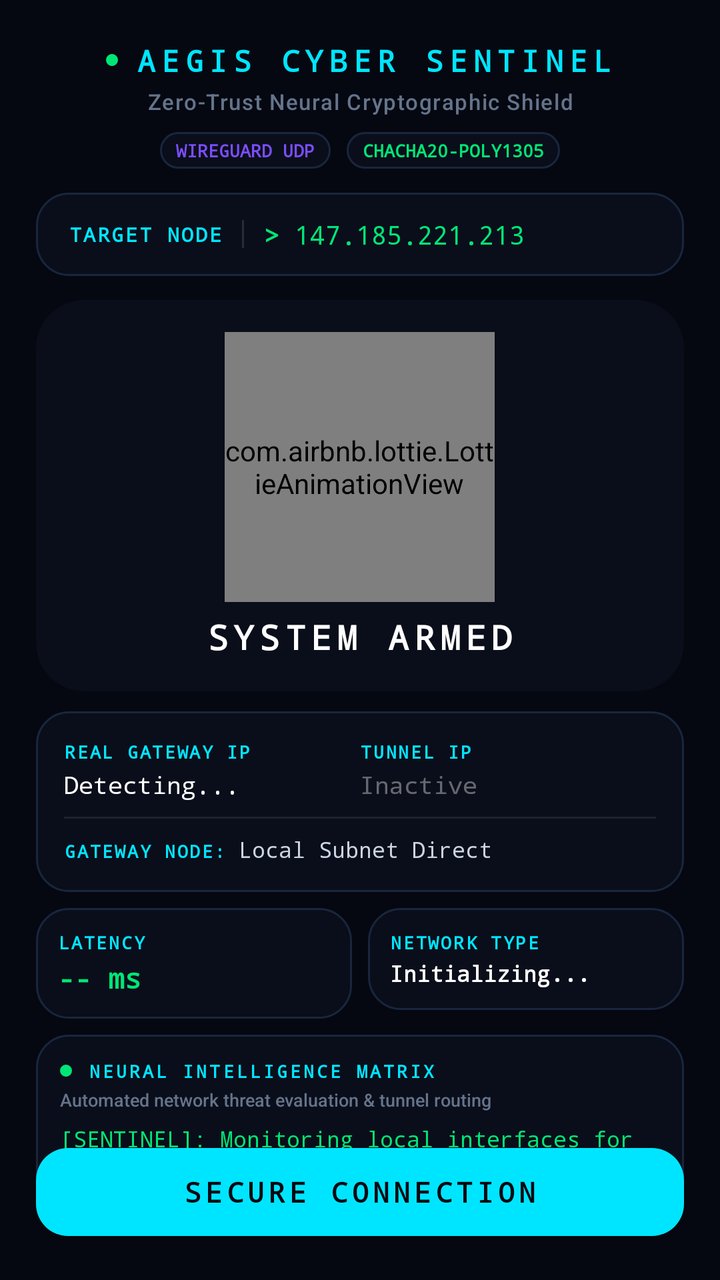
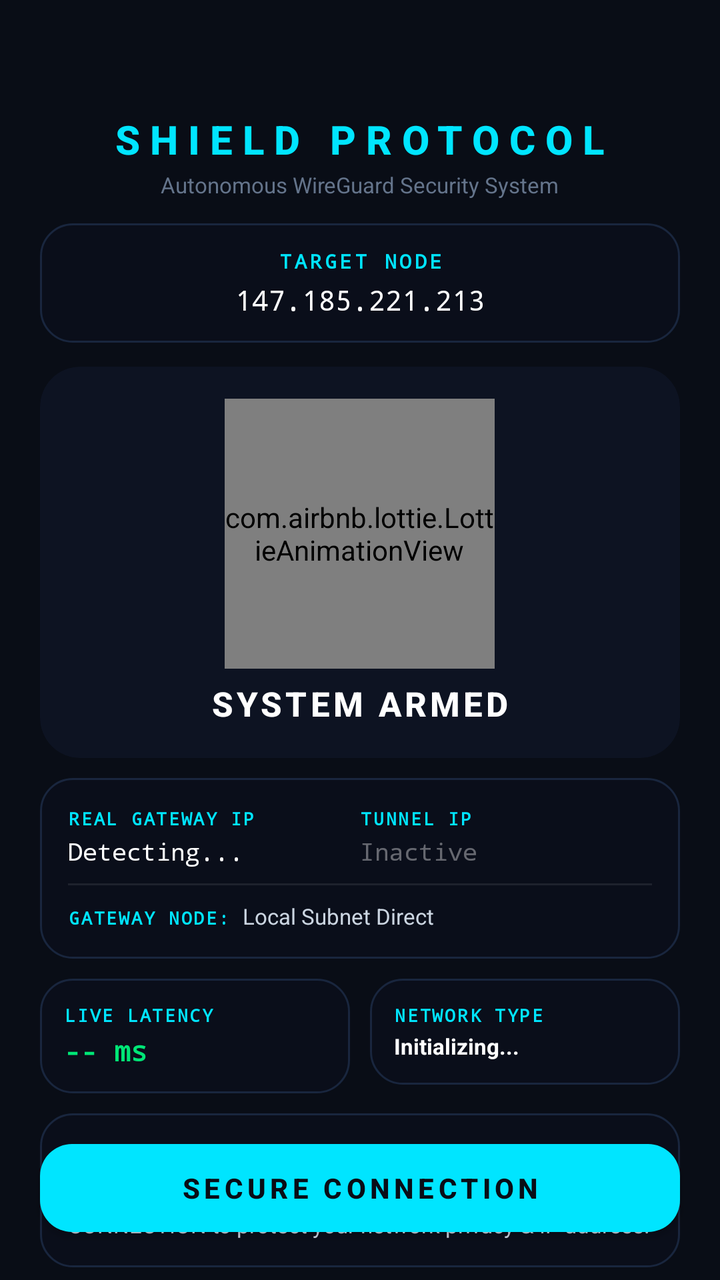

An Android layout rendered at two revisions. The XML below is the earlier revision; the diff shows what the commit changed to produce the second picture.
<!-- AndroidManifest.xml: application theme Theme.Vpn -->
<!-- res/layout/activity_main.xml -->
<?xml version="1.0" encoding="utf-8"?>
<androidx.constraintlayout.widget.ConstraintLayout xmlns:android="http://schemas.android.com/apk/res/android"
    xmlns:app="http://schemas.android.com/apk/res-auto"
    xmlns:tools="http://schemas.android.com/tools"
    android:layout_width="match_parent"
    android:layout_height="match_parent"
    android:background="#050811"
    tools:context=".MainActivity">

    
    <LinearLayout
        android:id="@+id/header"
        android:layout_width="match_parent"
        android:layout_height="wrap_content"
        android:layout_marginTop="20dp"
        android:orientation="vertical"
        android:gravity="center_horizontal"
        app:layout_constraintTop_toTopOf="parent">

        <LinearLayout
            android:layout_width="wrap_content"
            android:layout_height="wrap_content"
            android:gravity="center_vertical"
            android:orientation="horizontal">

            <View
                android:layout_width="6dp"
                android:layout_height="6dp"
                android:background="@drawable/bg_green_dot" />

            <TextView
                android:layout_width="wrap_content"
                android:layout_height="wrap_content"
                android:layout_marginStart="8dp"
                android:text="AEGIS CYBER SENTINEL"
                android:textColor="#00E5FF"
                android:textSize="15sp"
                android:fontFamily="monospace"
                android:letterSpacing="0.2"
                android:textStyle="bold"/>
        </LinearLayout>

        <TextView
            android:layout_width="wrap_content"
            android:layout_height="wrap_content"
            android:layout_marginTop="3dp"
            android:gravity="center"
            android:text="Zero-Trust Neural Cryptographic Shield"
            android:textColor="#64748B"
            android:textSize="11sp"
            android:letterSpacing="0.05"
            android:fontFamily="sans-serif-medium"/>

        
        <LinearLayout
            android:layout_width="wrap_content"
            android:layout_height="wrap_content"
            android:layout_marginTop="8dp"
            android:orientation="horizontal"
            android:gravity="center">

            <TextView
                android:layout_width="wrap_content"
                android:layout_height="wrap_content"
                android:background="@drawable/bg_metric_card"
                android:paddingHorizontal="8dp"
                android:paddingVertical="3dp"
                android:text="WIREGUARD UDP"
                android:textColor="#7C4DFF"
                android:fontFamily="monospace"
                android:textSize="9sp"
                android:textStyle="bold"/>

            <TextView
                android:layout_width="wrap_content"
                android:layout_height="wrap_content"
                android:layout_marginStart="8dp"
                android:background="@drawable/bg_metric_card"
                android:paddingHorizontal="8dp"
                android:paddingVertical="3dp"
                android:text="CHACHA20-POLY1305"
                android:textColor="#00E676"
                android:fontFamily="monospace"
                android:textSize="9sp"
                android:textStyle="bold"/>
        </LinearLayout>
    </LinearLayout>

    
    <LinearLayout
        android:id="@+id/serverConfigLayout"
        android:layout_width="match_parent"
        android:layout_height="wrap_content"
        android:layout_marginHorizontal="18dp"
        android:layout_marginTop="12dp"
        android:background="@drawable/bg_metric_card"
        android:orientation="horizontal"
        android:paddingHorizontal="16dp"
        android:paddingVertical="12dp"
        android:gravity="center_vertical"
        android:clickable="true"
        android:focusable="true"
        app:layout_constraintTop_toBottomOf="@id/header">

        <TextView
            android:layout_width="wrap_content"
            android:layout_height="wrap_content"
            android:text="TARGET NODE"
            android:textColor="#00E5FF"
            android:textSize="10sp"
            android:fontFamily="monospace"
            android:letterSpacing="0.1"
            android:textStyle="bold" />

        <View
            android:layout_width="1dp"
            android:layout_height="14dp"
            android:layout_marginHorizontal="10dp"
            android:background="#20FFFFFF" />

        <TextView
            android:layout_width="wrap_content"
            android:layout_height="wrap_content"
            android:text="> "
            android:textColor="#00E676"
            android:textSize="13sp"
            android:fontFamily="monospace"
            android:textStyle="bold"/>

        <EditText
            android:id="@+id/etServerIp"
            android:layout_width="0dp"
            android:layout_height="wrap_content"
            android:layout_weight="1"
            android:background="@null"
            android:hint="147.185.221.213"
            android:textColorHint="#40FFFFFF"
            android:textColor="#00E676"
            android:textSize="13sp"
            android:fontFamily="monospace"
            android:inputType="textNoSuggestions"
            android:focusable="true"
            android:focusableInTouchMode="true"
            android:enabled="true"
            android:cursorVisible="true"
            android:text="147.185.221.213" />
    </LinearLayout>

    
    <androidx.cardview.widget.CardView
        android:id="@+id/statusCard"
        android:layout_width="match_parent"
        android:layout_height="wrap_content"
        android:layout_marginHorizontal="18dp"
        android:layout_marginTop="12dp"
        app:cardBackgroundColor="#090E1A"
        app:cardCornerRadius="24dp"
        app:cardElevation="0dp"
        app:layout_constraintTop_toBottomOf="@id/serverConfigLayout">

        <LinearLayout
            android:layout_width="match_parent"
            android:layout_height="wrap_content"
            android:orientation="vertical"
            android:padding="16dp"
            android:gravity="center">

            <com.airbnb.lottie.LottieAnimationView
                android:id="@+id/lottieScan"
                android:layout_width="135dp"
                android:layout_height="135dp"
                app:lottie_rawRes="@raw/scanning"
                app:lottie_autoPlay="true"
                app:lottie_loop="true"
                app:lottie_renderMode="hardware" />

            <TextView
                android:id="@+id/tvStatus"
                android:layout_width="wrap_content"
                android:layout_height="wrap_content"
                android:layout_marginTop="6dp"
                android:text="SYSTEM ARMED"
                android:textColor="#FFFFFF"
                android:textSize="17sp"
                android:fontFamily="monospace"
                android:letterSpacing="0.15"
                android:textStyle="bold" />

            <TextView
                android:id="@+id/tvTimer"
                android:layout_width="wrap_content"
                android:layout_height="wrap_content"
                android:layout_marginTop="4dp"
                android:text="00:00:00"
                android:textColor="#00E5FF"
                android:textSize="13sp"
                android:fontFamily="monospace"
                android:letterSpacing="0.1"
                android:visibility="gone" />
        </LinearLayout>
    </androidx.cardview.widget.CardView>

    
    <LinearLayout
        android:id="@+id/ipInfoSection"
        android:layout_width="match_parent"
        android:layout_height="wrap_content"
        android:layout_marginHorizontal="18dp"
        android:layout_marginTop="10dp"
        android:background="@drawable/bg_metric_card"
        android:orientation="vertical"
        android:padding="14dp"
        app:layout_constraintTop_toBottomOf="@id/statusCard">

        <LinearLayout
            android:layout_width="match_parent"
            android:layout_height="wrap_content"
            android:orientation="horizontal"
            android:weightSum="2">

            <LinearLayout
                android:layout_width="0dp"
                android:layout_height="wrap_content"
                android:layout_weight="1"
                android:orientation="vertical">
                <TextView
                    android:layout_width="wrap_content"
                    android:layout_height="wrap_content"
                    android:text="REAL GATEWAY IP"
                    android:textColor="#00E5FF"
                    android:textSize="9sp"
                    android:fontFamily="monospace"
                    android:letterSpacing="0.1"
                    android:textStyle="bold" />
                <TextView
                    android:id="@+id/tvRealIp"
                    android:layout_width="wrap_content"
                    android:layout_height="wrap_content"
                    android:layout_marginTop="2dp"
                    android:text="Detecting..."
                    android:textColor="#FFFFFF"
                    android:fontFamily="monospace"
                    android:textSize="12sp" />
            </LinearLayout>

            <LinearLayout
                android:layout_width="0dp"
                android:layout_height="wrap_content"
                android:layout_weight="1"
                android:orientation="vertical">
                <TextView
                    android:layout_width="wrap_content"
                    android:layout_height="wrap_content"
                    android:text="TUNNEL IP"
                    android:textColor="#00E5FF"
                    android:textSize="9sp"
                    android:fontFamily="monospace"
                    android:letterSpacing="0.1"
                    android:textStyle="bold" />
                <TextView
                    android:id="@+id/tvVpnIp"
                    android:layout_width="wrap_content"
                    android:layout_height="wrap_content"
                    android:layout_marginTop="2dp"
                    android:text="Inactive"
                    android:fontFamily="monospace"
                    android:textColor="#60FFFFFF"
                    android:textSize="12sp" />
            </LinearLayout>
        </LinearLayout>

        <View
            android:layout_width="match_parent"
            android:layout_height="1dp"
            android:background="#15FFFFFF"
            android:layout_marginVertical="8dp" />

        <LinearLayout
            android:layout_width="match_parent"
            android:layout_height="wrap_content"
            android:orientation="horizontal">
            <TextView
                android:layout_width="wrap_content"
                android:layout_height="wrap_content"
                android:text="GATEWAY NODE: "
                android:textColor="#00E5FF"
                android:textSize="9sp"
                android:fontFamily="monospace"
                android:letterSpacing="0.1"
                android:textStyle="bold" />
            <TextView
                android:id="@+id/tvLocation"
                android:layout_width="wrap_content"
                android:layout_height="wrap_content"
                android:text="Local Subnet Direct"
                android:textColor="#CBD5E1"
                android:fontFamily="monospace"
                android:textSize="11sp" />
        </LinearLayout>
    </LinearLayout>

    
    <LinearLayout
        android:id="@+id/metricsMatrix"
        android:layout_width="match_parent"
        android:layout_height="wrap_content"
        android:layout_marginHorizontal="18dp"
        android:layout_marginTop="8dp"
        android:orientation="horizontal"
        app:layout_constraintTop_toBottomOf="@id/ipInfoSection">

        <LinearLayout
            android:layout_width="0dp"
            android:layout_height="wrap_content"
            android:layout_weight="1"
            android:layout_marginEnd="4dp"
            android:background="@drawable/bg_metric_card"
            android:orientation="vertical"
            android:padding="11dp">
            <TextView
                android:layout_width="wrap_content"
                android:layout_height="wrap_content"
                android:text="LATENCY"
                android:textColor="#00E5FF"
                android:textSize="9sp"
                android:fontFamily="monospace"
                android:letterSpacing="0.1"
                android:textStyle="bold"/>
            <TextView
                android:id="@+id/tvPingVal"
                android:layout_width="wrap_content"
                android:layout_height="wrap_content"
                android:layout_marginTop="2dp"
                android:text="-- ms"
                android:textColor="#00E676"
                android:fontFamily="monospace"
                android:textSize="14sp"
                android:textStyle="bold"/>
        </LinearLayout>

        <LinearLayout
            android:layout_width="0dp"
            android:layout_height="wrap_content"
            android:layout_weight="1"
            android:layout_marginStart="4dp"
            android:background="@drawable/bg_metric_card"
            android:orientation="vertical"
            android:padding="11dp">
            <TextView
                android:layout_width="wrap_content"
                android:layout_height="wrap_content"
                android:text="NETWORK TYPE"
                android:textColor="#00E5FF"
                android:textSize="9sp"
                android:fontFamily="monospace"
                android:letterSpacing="0.1"
                android:textStyle="bold"/>
            <TextView
                android:id="@+id/tvNetworkVal"
                android:layout_width="match_parent"
                android:layout_height="wrap_content"
                android:layout_marginTop="2dp"
                android:text="Initializing..."
                android:textColor="#FFFFFF"
                android:fontFamily="monospace"
                android:textSize="11sp"
                android:maxLines="1"
                android:ellipsize="end"
                android:textStyle="bold"/>
        </LinearLayout>
    </LinearLayout>

    
    <LinearLayout
        android:id="@+id/aiConsole"
        android:layout_width="match_parent"
        android:layout_height="wrap_content"
        android:layout_marginHorizontal="18dp"
        android:layout_marginTop="8dp"
        android:background="@drawable/bg_metric_card"
        android:orientation="vertical"
        android:padding="12dp"
        app:layout_constraintTop_toBottomOf="@id/metricsMatrix">

        <LinearLayout
            android:layout_width="match_parent"
            android:layout_height="wrap_content"
            android:gravity="center_vertical"
            android:orientation="horizontal">

            <View
                android:layout_width="6dp"
                android:layout_height="6dp"
                android:background="@drawable/bg_green_dot" />

            <TextView
                android:layout_width="wrap_content"
                android:layout_height="wrap_content"
                android:layout_marginStart="8dp"
                android:text="NEURAL INTELLIGENCE MATRIX"
                android:textColor="#00E5FF"
                android:textSize="9sp"
                android:fontFamily="monospace"
                android:letterSpacing="0.15"
                android:textStyle="bold" />
        </LinearLayout>

        <TextView
            android:layout_width="wrap_content"
            android:layout_height="wrap_content"
            android:layout_marginTop="2dp"
            android:text="Automated network threat evaluation &amp; tunnel routing"
            android:textColor="#64748B"
            android:textSize="9sp"
            android:fontFamily="sans-serif-medium" />

        <TextView
            android:id="@+id/tvAiReason"
            android:layout_width="match_parent"
            android:layout_height="wrap_content"
            android:layout_marginTop="6dp"
            android:text="[SENTINEL]: Monitoring local interfaces for transport vulnerabilities..."
            android:textColor="#00E676"
            android:fontFamily="monospace"
            android:textSize="11sp"
            android:lineSpacingExtra="2dp" />
    </LinearLayout>

    
    <com.google.android.material.button.MaterialButton
        android:id="@+id/btnToggleVpn"
        android:layout_width="match_parent"
        android:layout_height="56dp"
        android:layout_marginHorizontal="18dp"
        android:layout_marginBottom="16dp"
        android:text="SECURE CONNECTION"
        android:textColor="#050811"
        android:textSize="14sp"
        android:fontFamily="monospace"
        android:textStyle="bold"
        android:letterSpacing="0.15"
        app:backgroundTint="#00E5FF"
        app:cornerRadius="16dp"
        app:elevation="4dp"
        app:rippleColor="#4DFFFFFF"
        app:layout_constraintBottom_toBottomOf="parent" />

</androidx.constraintlayout.widget.ConstraintLayout>
<!-- resources referenced by this layout -->
<resources>
  <!-- drawable bg_green_dot (drawable) -->
  <?xml version="1.0" encoding="utf-8"?>
  <shape xmlns:android="http://schemas.android.com/apk/res/android"
      android:shape="oval">
      <solid android:color="#00E676" />
      <size android:width="8dp" android:height="8dp"/>
  </shape>
  <!-- drawable bg_metric_card (drawable) -->
  <?xml version="1.0" encoding="utf-8"?>
  <shape xmlns:android="http://schemas.android.com/apk/res/android"
      android:shape="rectangle">
      <solid android:color="#0A0E1A" />
      <corners android:radius="16dp" />
      <stroke
          android:width="1dp"
          android:color="#19263E" />
  </shape>
  <style name="Theme.Vpn" parent="Theme.MaterialComponents.DayNight.DarkActionBar">
          
          <item name="colorPrimary">@color/purple_500</item>
          <item name="colorPrimaryVariant">@color/purple_700</item>
          <item name="colorOnPrimary">@color/white</item>
          
          <item name="colorSecondary">@color/teal_200</item>
          <item name="colorSecondaryVariant">@color/teal_700</item>
          <item name="colorOnSecondary">@color/black</item>
          
          <item name="android:statusBarColor">?attr/colorPrimaryVariant</item>
          
      </style>
  <color name="purple_500">#FF6200EE</color>
  <color name="purple_700">#FF3700B3</color>
  <color name="white">#FFFFFFFF</color>
  <color name="teal_200">#FF03DAC5</color>
  <color name="teal_700">#FF018786</color>
  <color name="black">#FF000000</color>
</resources>

<!-- the commit's change to res/layout/activity_main.xml (unified diff, before → after) -->
@@ -4,7 +4,7 @@
     xmlns:tools="http://schemas.android.com/tools"
     android:layout_width="match_parent"
     android:layout_height="match_parent"
-    android:background="#050811"
+    android:background="#090D16"
     tools:context=".MainActivity">
 
     
@@ -12,78 +12,31 @@
         android:id="@+id/header"
         android:layout_width="match_parent"
         android:layout_height="wrap_content"
-        android:layout_marginTop="20dp"
+        android:layout_marginTop="56dp"
         android:orientation="vertical"
         android:gravity="center_horizontal"
         app:layout_constraintTop_toTopOf="parent">
 
-        <LinearLayout
-            android:layout_width="wrap_content"
-            android:layout_height="wrap_content"
-            android:gravity="center_vertical"
-            android:orientation="horizontal">
-
-            <View
-                android:layout_width="6dp"
-                android:layout_height="6dp"
-                android:background="@drawable/bg_green_dot" />
-
-            <TextView
-                android:layout_width="wrap_content"
-                android:layout_height="wrap_content"
-                android:layout_marginStart="8dp"
-                android:text="AEGIS CYBER SENTINEL"
-                android:textColor="#00E5FF"
-                android:textSize="15sp"
-                android:fontFamily="monospace"
-                android:letterSpacing="0.2"
-                android:textStyle="bold"/>
-        </LinearLayout>
-
         <TextView
             android:layout_width="wrap_content"
             android:layout_height="wrap_content"
-            android:layout_marginTop="3dp"
             android:gravity="center"
-            android:text="Zero-Trust Neural Cryptographic Shield"
+            android:text="SHIELD PROTOCOL"
+            android:textColor="#00E5FF"
+            android:textSize="20sp"
+            android:letterSpacing="0.25"
+            android:fontFamily="sans-serif-medium"
+            android:textStyle="bold"/>
+
+        <TextView
+            android:layout_width="wrap_content"
+            android:layout_height="wrap_content"
+            android:layout_marginTop="2dp"
+            android:gravity="center"
+            android:text="Autonomous WireGuard Security System"
             android:textColor="#64748B"
             android:textSize="11sp"
-            android:letterSpacing="0.05"
-            android:fontFamily="sans-serif-medium"/>
-
-        
-        <LinearLayout
-            android:layout_width="wrap_content"
-            android:layout_height="wrap_content"
-            android:layout_marginTop="8dp"
-            android:orientation="horizontal"
-            android:gravity="center">
-
-            <TextView
-                android:layout_width="wrap_content"
-                android:layout_height="wrap_content"
-                android:background="@drawable/bg_metric_card"
-                android:paddingHorizontal="8dp"
-                android:paddingVertical="3dp"
-                android:text="WIREGUARD UDP"
-                android:textColor="#7C4DFF"
-                android:fontFamily="monospace"
-                android:textSize="9sp"
-                android:textStyle="bold"/>
-
-            <TextView
-                android:layout_width="wrap_content"
-                android:layout_height="wrap_content"
-                android:layout_marginStart="8dp"
-                android:background="@drawable/bg_metric_card"
-                android:paddingHorizontal="8dp"
-                android:paddingVertical="3dp"
-                android:text="CHACHA20-POLY1305"
-                android:textColor="#00E676"
-                android:fontFamily="monospace"
-                android:textSize="9sp"
-                android:textStyle="bold"/>
-        </LinearLayout>
+            android:fontFamily="sans-serif"/>
     </LinearLayout>
 
     
@@ -91,58 +44,39 @@
         android:id="@+id/serverConfigLayout"
         android:layout_width="match_parent"
         android:layout_height="wrap_content"
-        android:layout_marginHorizontal="18dp"
+        android:layout_marginHorizontal="20dp"
         android:layout_marginTop="12dp"
         android:background="@drawable/bg_metric_card"
-        android:orientation="horizontal"
+        android:orientation="vertical"
         android:paddingHorizontal="16dp"
         android:paddingVertical="12dp"
-        android:gravity="center_vertical"
-        android:clickable="true"
-        android:focusable="true"
+        android:gravity="center"
         app:layout_constraintTop_toBottomOf="@id/header">
 
         <TextView
             android:layout_width="wrap_content"
             android:layout_height="wrap_content"
+            android:gravity="center"
             android:text="TARGET NODE"
             android:textColor="#00E5FF"
             android:textSize="10sp"
             android:fontFamily="monospace"
-            android:letterSpacing="0.1"
+            android:letterSpacing="0.15"
             android:textStyle="bold" />
-
-        <View
-            android:layout_width="1dp"
-            android:layout_height="14dp"
-            android:layout_marginHorizontal="10dp"
-            android:background="#20FFFFFF" />
-
-        <TextView
-            android:layout_width="wrap_content"
-            android:layout_height="wrap_content"
-            android:text="> "
-            android:textColor="#00E676"
-            android:textSize="13sp"
-            android:fontFamily="monospace"
-            android:textStyle="bold"/>
 
         <EditText
             android:id="@+id/etServerIp"
-            android:layout_width="0dp"
-            android:layout_height="wrap_content"
-            android:layout_weight="1"
+            android:layout_width="wrap_content"
+            android:layout_height="wrap_content"
+            android:layout_marginTop="3dp"
             android:background="@null"
+            android:gravity="center"
             android:hint="147.185.221.213"
             android:textColorHint="#40FFFFFF"
-            android:textColor="#00E676"
-            android:textSize="13sp"
+            android:textColor="#FFFFFF"
+            android:textSize="14sp"
             android:fontFamily="monospace"
             android:inputType="textNoSuggestions"
-            android:focusable="true"
-            android:focusableInTouchMode="true"
-            android:enabled="true"
-            android:cursorVisible="true"
             android:text="147.185.221.213" />
     </LinearLayout>
 
@@ -151,10 +85,10 @@
         android:id="@+id/statusCard"
         android:layout_width="match_parent"
         android:layout_height="wrap_content"
-        android:layout_marginHorizontal="18dp"
+        android:layout_marginHorizontal="20dp"
         android:layout_marginTop="12dp"
-        app:cardBackgroundColor="#090E1A"
-        app:cardCornerRadius="24dp"
+        app:cardBackgroundColor="#0D1322"
+        app:cardCornerRadius="20dp"
         app:cardElevation="0dp"
         app:layout_constraintTop_toBottomOf="@id/serverConfigLayout">
 
@@ -182,8 +116,8 @@
                 android:text="SYSTEM ARMED"
                 android:textColor="#FFFFFF"
                 android:textSize="17sp"
-                android:fontFamily="monospace"
-                android:letterSpacing="0.15"
+                android:letterSpacing="0.1"
+                android:fontFamily="sans-serif-medium"
                 android:textStyle="bold" />
 
             <TextView
@@ -205,7 +139,7 @@
         android:id="@+id/ipInfoSection"
         android:layout_width="match_parent"
         android:layout_height="wrap_content"
-        android:layout_marginHorizontal="18dp"
+        android:layout_marginHorizontal="20dp"
         android:layout_marginTop="10dp"
         android:background="@drawable/bg_metric_card"
         android:orientation="vertical"
@@ -294,7 +228,6 @@
                 android:layout_height="wrap_content"
                 android:text="Local Subnet Direct"
                 android:textColor="#CBD5E1"
-                android:fontFamily="monospace"
                 android:textSize="11sp" />
         </LinearLayout>
     </LinearLayout>
@@ -304,8 +237,8 @@
         android:id="@+id/metricsMatrix"
         android:layout_width="match_parent"
         android:layout_height="wrap_content"
-        android:layout_marginHorizontal="18dp"
-        android:layout_marginTop="8dp"
+        android:layout_marginHorizontal="20dp"
+        android:layout_marginTop="10dp"
         android:orientation="horizontal"
         app:layout_constraintTop_toBottomOf="@id/ipInfoSection">
 
@@ -313,14 +246,14 @@
             android:layout_width="0dp"
             android:layout_height="wrap_content"
             android:layout_weight="1"
-            android:layout_marginEnd="4dp"
+            android:layout_marginEnd="5dp"
             android:background="@drawable/bg_metric_card"
             android:orientation="vertical"
-            android:padding="11dp">
-            <TextView
-                android:layout_width="wrap_content"
-                android:layout_height="wrap_content"
-                android:text="LATENCY"
+            android:padding="12dp">
+            <TextView
+                android:layout_width="wrap_content"
+                android:layout_height="wrap_content"
+                android:text="LIVE LATENCY"
                 android:textColor="#00E5FF"
                 android:textSize="9sp"
                 android:fontFamily="monospace"
@@ -342,10 +275,10 @@
             android:layout_width="0dp"
             android:layout_height="wrap_content"
             android:layout_weight="1"
-            android:layout_marginStart="4dp"
+            android:layout_marginStart="5dp"
             android:background="@drawable/bg_metric_card"
             android:orientation="vertical"
-            android:padding="11dp">
+            android:padding="12dp">
             <TextView
                 android:layout_width="wrap_content"
                 android:layout_height="wrap_content"
@@ -362,7 +295,6 @@
                 android:layout_marginTop="2dp"
                 android:text="Initializing..."
                 android:textColor="#FFFFFF"
-                android:fontFamily="monospace"
                 android:textSize="11sp"
                 android:maxLines="1"
                 android:ellipsize="end"
@@ -375,11 +307,11 @@
         android:id="@+id/aiConsole"
         android:layout_width="match_parent"
         android:layout_height="wrap_content"
-        android:layout_marginHorizontal="18dp"
-        android:layout_marginTop="8dp"
+        android:layout_marginHorizontal="20dp"
+        android:layout_marginTop="10dp"
         android:background="@drawable/bg_metric_card"
         android:orientation="vertical"
-        android:padding="12dp"
+        android:padding="14dp"
         app:layout_constraintTop_toBottomOf="@id/metricsMatrix">
 
         <LinearLayout
@@ -397,7 +329,7 @@
                 android:layout_width="wrap_content"
                 android:layout_height="wrap_content"
                 android:layout_marginStart="8dp"
-                android:text="NEURAL INTELLIGENCE MATRIX"
+                android:text="SMART PROTECTION STATUS"
                 android:textColor="#00E5FF"
                 android:textSize="9sp"
                 android:fontFamily="monospace"
@@ -406,24 +338,14 @@
         </LinearLayout>
 
         <TextView
-            android:layout_width="wrap_content"
-            android:layout_height="wrap_content"
-            android:layout_marginTop="2dp"
-            android:text="Automated network threat evaluation &amp; tunnel routing"
-            android:textColor="#64748B"
-            android:textSize="9sp"
-            android:fontFamily="sans-serif-medium" />
-
-        <TextView
             android:id="@+id/tvAiReason"
             android:layout_width="match_parent"
             android:layout_height="wrap_content"
             android:layout_marginTop="6dp"
-            android:text="[SENTINEL]: Monitoring local interfaces for transport vulnerabilities..."
-            android:textColor="#00E676"
-            android:fontFamily="monospace"
+            android:text="Your connection is currently unencrypted. Tap SECURE CONNECTION to protect your network privacy &amp; IP address."
+            android:textColor="#CBD5E1"
             android:textSize="11sp"
-            android:lineSpacingExtra="2dp" />
+            android:lineSpacingExtra="3dp" />
     </LinearLayout>
 
     
@@ -431,12 +353,12 @@
         android:id="@+id/btnToggleVpn"
         android:layout_width="match_parent"
         android:layout_height="56dp"
-        android:layout_marginHorizontal="18dp"
-        android:layout_marginBottom="16dp"
+        android:layout_marginHorizontal="20dp"
+        android:layout_marginBottom="18dp"
         android:text="SECURE CONNECTION"
-        android:textColor="#050811"
+        android:textColor="#090D16"
         android:textSize="14sp"
-        android:fontFamily="monospace"
+        android:fontFamily="sans-serif-medium"
         android:textStyle="bold"
         android:letterSpacing="0.15"
         app:backgroundTint="#00E5FF"
<!-- resource entries referenced after the edit -->
@@ -17,24 +17,18 @@
           android:width="1dp"
           android:color="#19263E" />
   </shape>
-  <style name="Theme.Vpn" parent="Theme.MaterialComponents.DayNight.DarkActionBar">
+  <style name="Theme.Vpn" parent="Theme.MaterialComponents.DayNight.NoActionBar">
           
-          <item name="colorPrimary">@color/purple_500</item>
-          <item name="colorPrimaryVariant">@color/purple_700</item>
-          <item name="colorOnPrimary">@color/white</item>
+          <item name="colorPrimary">#00E5FF</item>
+          <item name="colorPrimaryVariant">#090D16</item>
+          <item name="colorOnPrimary">#090D16</item>
           
-          <item name="colorSecondary">@color/teal_200</item>
-          <item name="colorSecondaryVariant">@color/teal_700</item>
-          <item name="colorOnSecondary">@color/black</item>
+          <item name="colorSecondary">#00E676</item>
+          <item name="colorSecondaryVariant">#090D16</item>
+          <item name="colorOnSecondary">#090D16</item>
           
-          <item name="android:statusBarColor">?attr/colorPrimaryVariant</item>
-          
+          <item name="android:statusBarColor">#090D16</item>
+          <item name="android:windowLightStatusBar">false</item>
       </style>
-  <color name="purple_500">#FF6200EE</color>
-  <color name="purple_700">#FF3700B3</color>
-  <color name="white">#FFFFFFFF</color>
-  <color name="teal_200">#FF03DAC5</color>
-  <color name="teal_700">#FF018786</color>
-  <color name="black">#FF000000</color>
 </resources>
 
